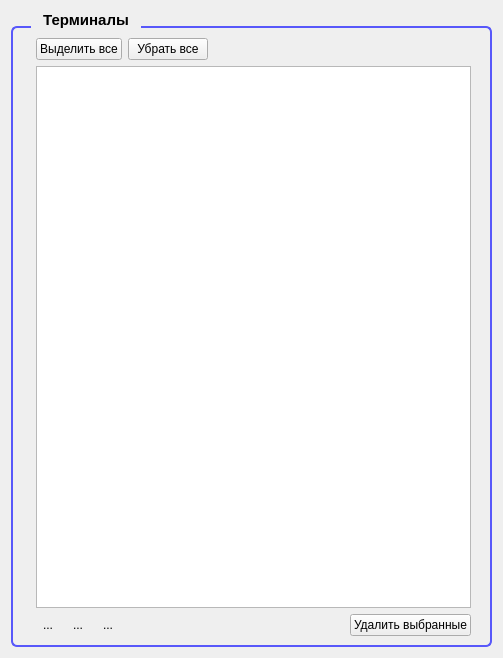
Qt form SelectTerminalsForm/selectterminalsform.ui (rust3128/MPosUtilities) before a commit.
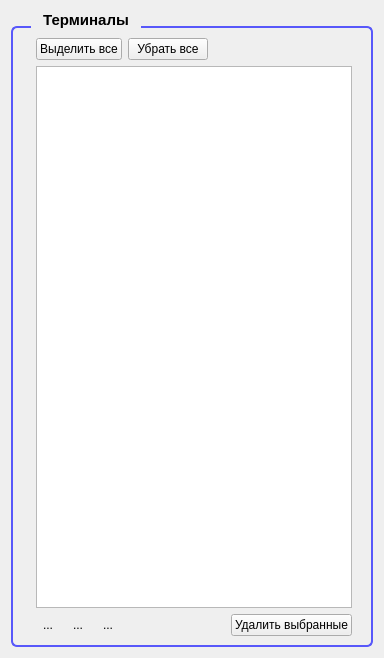
The same form after that commit. Icons and pictures are not drawn.

What changed in the file:
```diff
--- a/SelectTerminalsForm/selectterminalsform.ui
+++ b/SelectTerminalsForm/selectterminalsform.ui
@@ -6,7 +6,7 @@
    <rect>
     <x>0</x>
     <y>0</y>
-    <width>503</width>
+    <width>384</width>
     <height>658</height>
    </rect>
   </property>
```
